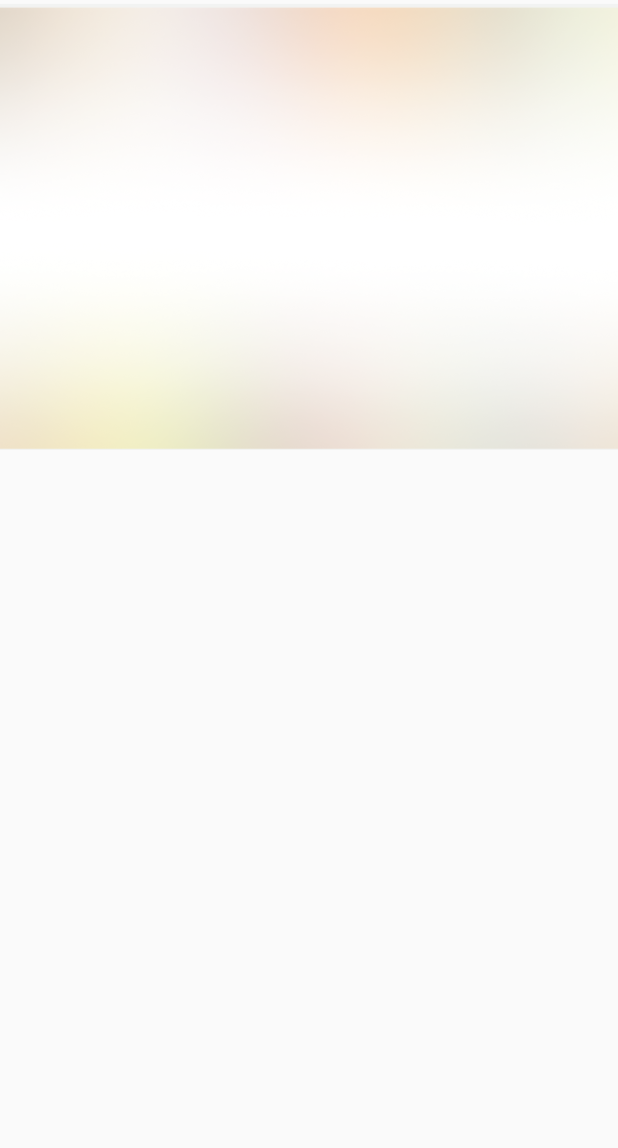
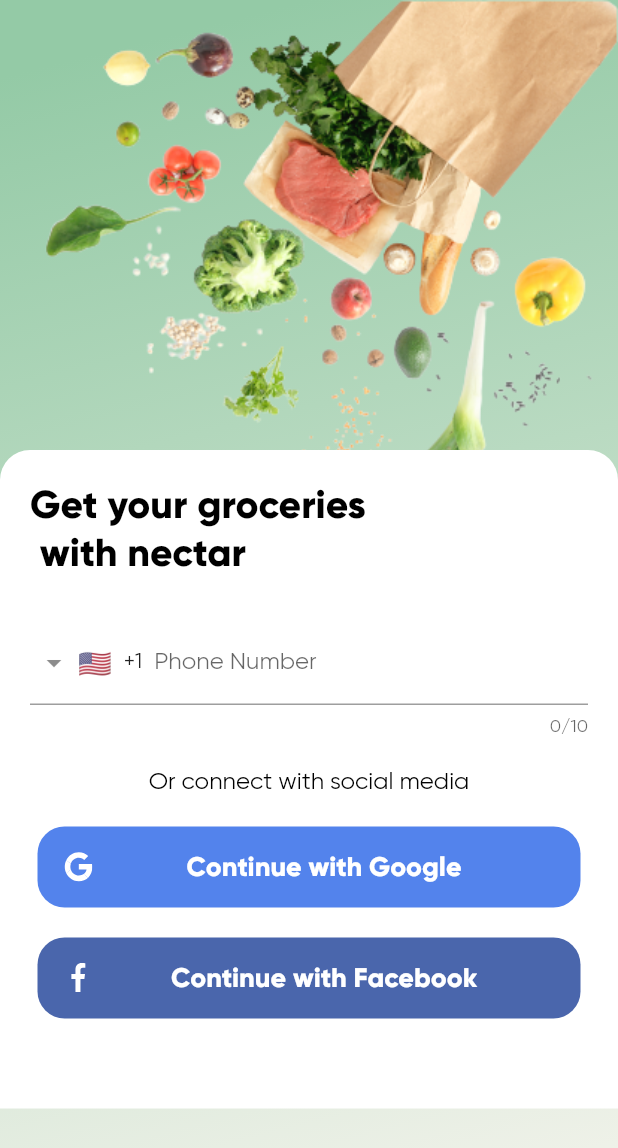
Before and after one commit to SyifaAinnur/Grocery-App, a Flutter app: the screen it shows after launch, after a tap on "Get Started", on a phone screen of 412 x 824 dp. Shown: the top 1148 px of the screen. Run offline on Flutter 3.47's test engine with Material 2 defaults, Android fonts, the phone set to English and light mode, and no system bars; drawn by our look-alikes of intl_phone_field; our stand-ins replace flutter_svg.

Commit message:
update login_screen

```diff
--- a/lib/screens/login/login_screen.dart
+++ b/lib/screens/login/login_screen.dart
@@ -1,12 +1,15 @@
 // ignore_for_file: prefer_const_constructors
 
+import 'package:flutter/cupertino.dart';
 import 'package:flutter/material.dart';
+import 'package:grocery_app/common_widgets/app_text.dart';
 import 'package:intl_phone_field/countries.dart';
 import 'package:intl_phone_field/intl_phone_field.dart';
-
+import 'package:flutter_svg/flutter_svg.dart';
+import 'package:grocery_app/styles/colors.dart';
 
 class LoginScreen extends StatelessWidget {
-  const LoginScreen({ Key? key }) : super(key: key);
+  const LoginScreen({Key? key}) : super(key: key);
 
   @override
   Widget build(BuildContext context) {
@@ -14,20 +17,178 @@ class LoginScreen extends StatelessWidget {
       body: SafeArea(
         bottom: false,
         child: Stack(
-          alignment: Alignment.topCenter,
           children: [
             Container(
-              height: 300.0,
-              decoration: BoxDecoration(
-                image: DecorationImage(
-                  image: AssetImage("assets/images/banner_background.png"),
-                  fit: BoxFit.cover,
+                height: double.infinity,
+                decoration: BoxDecoration(
+                    gradient: LinearGradient(
+                        begin: Alignment.topCenter,
+                        end: Alignment.bottomRight,
+                        colors: [
+                      Color(0xff94CAA6),
+                      Color(0xffF5F4ED),
+                    ])),
+                child: Align(
+                  alignment: Alignment.topRight,
+                  child: Image.asset(
+                    'assets/images/Mask_Group.png',
+                  ),
+                )),
+            ListView(
+              children: [
+                SizedBox(
+                  height: 300,
                 ),
-              ),
-              ),
+                Container(
+                  width: MediaQuery.of(context).size.width,
+                  decoration: BoxDecoration(
+                    borderRadius:
+                        BorderRadius.vertical(top: Radius.circular(20)),
+                    color: Colors.white,
+                  ),
+                  child: Column(
+                    mainAxisAlignment: MainAxisAlignment.start,
+                    crossAxisAlignment: CrossAxisAlignment.start,
+                    children: [
+                      SizedBox(
+                        height: 20,
+                      ),
+                      Padding(
+                        padding: const EdgeInsets.only(left: 20),
+                        child: AppText(
+                          text: "Get your groceries\n with nectar",
+                          textAlign: TextAlign.start,
+                          fontSize: 26,
+                          fontWeight: FontWeight.w600,
+                        ),
+                      ),
+                      SizedBox(
+                        height: 30,
+                      ),
+                      Padding(
+                        padding: EdgeInsets.symmetric(horizontal: 20),
+                        child: IntlPhoneField(
+                          decoration:
+                              InputDecoration(labelText: 'Phone Number'),
+                          onChanged: (phone) {
+                            print(phone.completeNumber);
+                          },
+                          onCountryChanged: (country) {
+                            print('Country code changed to: ' + country.name);
+                          },
+                        ),
+                      ),
+                      SizedBox(
+                        height: 20,
+                      ),
+                      Center(
+                        child: Padding(
+                          padding: EdgeInsets.symmetric(horizontal: 20),
+                          child: AppText(
+                            text: "Or connect with social media",
+                            textAlign: TextAlign.center,
+                            fontSize: 16,
+                            fontWeight: FontWeight.w400,
+                          ),
+                        ),
+                      ),
+                      SizedBox(
+                        height: 20,
+                      ),
+                      GoogleButton(),
+                      SizedBox(
+                        height: 20,
+                      ),
+                      FacebookButton(),
+                      SizedBox(
+                        height: 60
+                      )
+                    ],
+                  ),
+                ),
+              ],
+            )
           ],
         ),
       ),
     );
   }
+
+  Widget GoogleButton() {
+    return Container(
+      width: double.maxFinite,
+      margin: EdgeInsets.symmetric(horizontal: 25),
+      child: RaisedButton(
+        visualDensity: VisualDensity.compact,
+        shape: RoundedRectangleBorder(
+          borderRadius: BorderRadius.circular(18.0),
+        ),
+        color: Color(0xff5383EC),
+        textColor: Colors.white,
+        elevation: 0.0,
+        padding: EdgeInsets.symmetric(vertical: 24, horizontal: 25),
+        child: Row(
+          mainAxisAlignment: MainAxisAlignment.spaceBetween,
+          children: [
+            SizedBox(
+              width: 20,
+              height: 20,
+              child: SvgPicture.asset(
+                "assets/icons/Google_icon.svg",
+              ),
+            ),
+            Text(
+              "Continue with Google",
+              textAlign: TextAlign.center,
+              style: TextStyle(
+                  fontSize: 18,
+                  fontWeight: FontWeight.bold,
+                  color: Colors.white),
+            ),
+            Container()
+          ],
+        ),
+        onPressed: () {},
+      ),
+    );
+  }
+
+    Widget FacebookButton() {
+    return Container(
+      width: double.maxFinite,
+      margin: EdgeInsets.symmetric(horizontal: 25),
+      child: RaisedButton(
+        visualDensity: VisualDensity.compact,
+        shape: RoundedRectangleBorder(
+          borderRadius: BorderRadius.circular(18.0),
+        ),
+        color: Color(0xff4A66AC),
+        textColor: Colors.white,
+        elevation: 0.0,
+        padding: EdgeInsets.symmetric(vertical: 24, horizontal: 25),
+        child: Row(
+          mainAxisAlignment: MainAxisAlignment.spaceBetween,
+          children: [
+            SizedBox(
+              width: 20,
+              height: 20,
+              child: SvgPicture.asset(
+                "assets/icons/Facebook.svg",
+              ),
+            ),
+            Text(
+              "Continue with Facebook",
+              textAlign: TextAlign.center,
+              style: TextStyle(
+                  fontSize: 18,
+                  fontWeight: FontWeight.bold,
+                  color: Colors.white),
+            ),
+            Container()
+          ],
+        ),
+        onPressed: () {},
+      ),
+    );
+  }
 }
```
Also changed, not shown: assets/images/Mask_Group.png.
